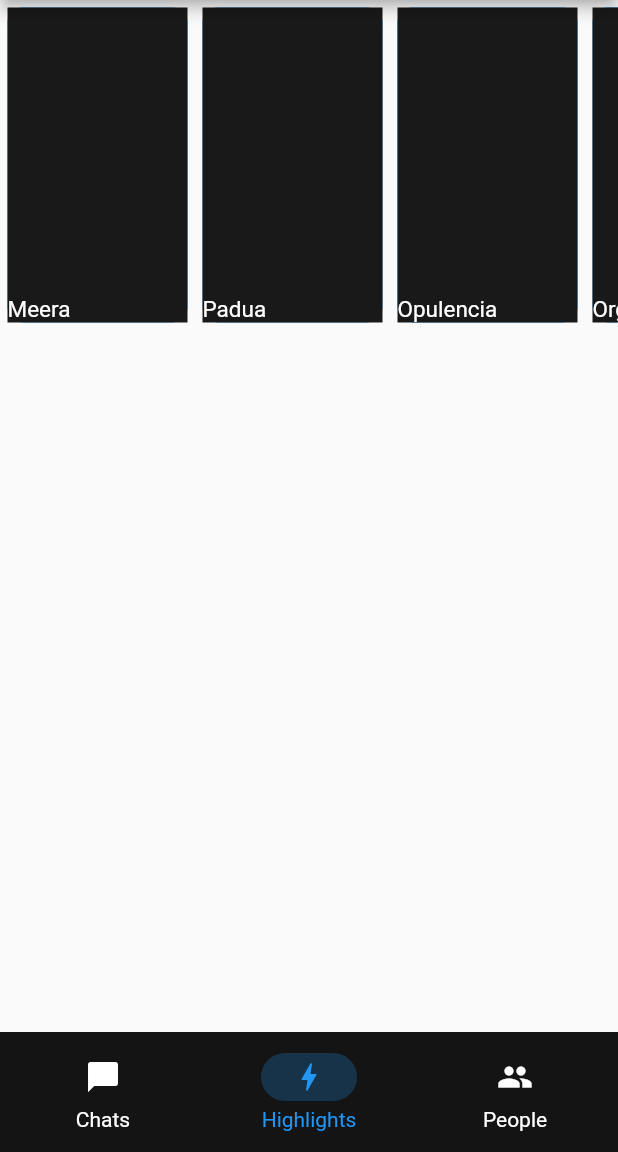
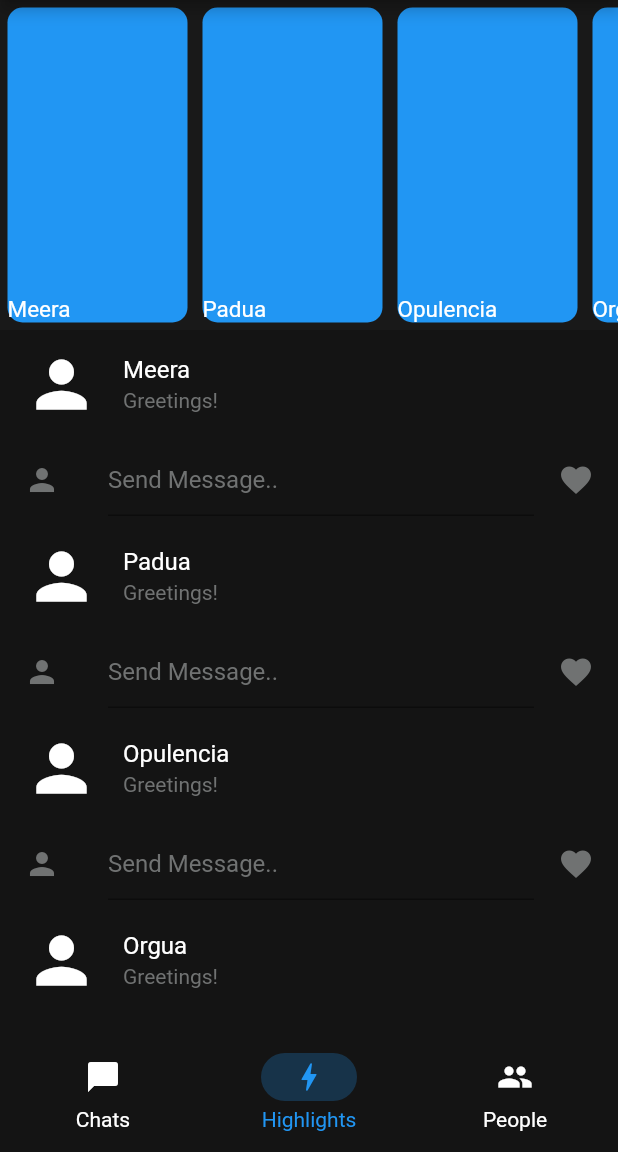
Before and after one commit to Jim-cchi/Group-7-Final-Project, a Flutter app: the screen it shows after launch, item 2 of the bottom bar chosen, on a phone screen of 412 x 824 dp, the part 84-1236 px from its top. Run offline on Flutter 3.47's test engine with Material 3 defaults, Android fonts, the phone set to English and light mode, and no system bars.

Commit message:
final in lab

```diff
--- a/lib/pages/highlights.dart
+++ b/lib/pages/highlights.dart
@@ -1,6 +1,7 @@
 import 'package:flutter/material.dart';
 import '../widgets/widgets.dart';
 import '../lists.dart';
+import '../widgets/my_highlights_list_tile.dart';
 
 class MyHighlights extends StatelessWidget {
   const MyHighlights({super.key});
@@ -8,7 +9,11 @@ class MyHighlights extends StatelessWidget {
   @override
   Widget build(BuildContext context) {
     MyNamesList namesList = MyNamesList();
-    return SizedBox(
+    return ListView(
+      children: [
+        Container(
+          color: const Color.fromARGB(255, 25, 25, 25),
+          child: SizedBox(
             height: 220,
             child: ListView.builder(
               scrollDirection: Axis.horizontal,
@@ -19,6 +24,19 @@ class MyHighlights extends StatelessWidget {
                 );
               },
             ),
+          ),
+        ),
+        ListView.builder(
+          shrinkWrap: true,
+          physics: const NeverScrollableScrollPhysics(),
+          itemCount: namesList.names.length,
+          itemBuilder: (context, index) {
+          return MyHighlightListTile(
+            text: namesList.names[index][0],
+            subtitle: namesList.names[index][1],
+          );
+        })
+      ],
     );
   }
 }
--- a/lib/widgets/container_story.dart
+++ b/lib/widgets/container_story.dart
@@ -8,7 +8,6 @@ class MyContainerStory extends StatelessWidget {
   @override
   Widget build(BuildContext context) {
     return Container(
-      color: const Color.fromARGB(255, 25, 25, 25),
       alignment:  Alignment.bottomLeft,
       margin: const EdgeInsets.all(5),
       height: 220,
--- /dev/null
+++ b/lib/widgets/my_highlights_list_tile.dart
@@ -0,0 +1,52 @@
+import 'package:flutter/material.dart';
+import '../pages/pages.dart';
+import '../pages/drawer_pages.dart';
+
+class MyHighlightListTile extends StatelessWidget {
+  const MyHighlightListTile({
+    super.key,
+     this.text = "test",
+      this.subtitle = "",
+       this.leadingIcon = Icons.person,
+        this.trailingIcon,
+          this.trailingIconColor = Colors.white,
+        });
+
+  final String text;
+  final String subtitle;
+  final IconData leadingIcon;
+  final IconData? trailingIcon;
+  final Color trailingIconColor;
+
+  @override
+  Widget build(BuildContext context) {
+    return Column(
+      children: [
+        ListTile(
+         leading: Icon(leadingIcon, color: Colors.white, size: 50,),
+         title: Text(text, style: const TextStyle(color: Colors.white),),
+         subtitle: subtitle != "" ? Text(subtitle, style: const TextStyle(color: Color.fromARGB(255, 112, 114, 114)),) : null,
+         trailing: trailingIcon != null ? Icon(trailingIcon, color: trailingIconColor,) : const Icon(null),
+         tileColor: const Color.fromARGB(255, 20, 20, 20),
+         onTap: () {
+          subtitle == "" ? Navigator.push(context, MaterialPageRoute(builder: (context) => DrawerPages(text: text,)))
+          : Navigator.push(context, MaterialPageRoute(builder: (context) => MyPersonChat(text: text,)),
+          );
+         },
+        ),
+        const ListTile(
+          tileColor: Color.fromARGB(255, 20, 20, 20),
+          leading: Icon(Icons.person, color: Color.fromARGB(255, 112, 114, 114)),
+          title: TextField(
+            decoration: InputDecoration(
+              fillColor: Colors.white,
+              hintText: "Send Message..",
+              hintStyle: TextStyle(color: Color.fromARGB(255, 112, 114, 114)),
+          )
+          ),
+          trailing: Icon(Icons.favorite, color: Color.fromARGB(255, 112, 114, 114),),
+        )
+      ],
+    );
+  }
+}
--- a/lib/widgets/my_list_tile.dart
+++ b/lib/widgets/my_list_tile.dart
@@ -1,5 +1,6 @@
 import 'package:flutter/material.dart';
 import '../pages/pages.dart';
+import '../pages/drawer_pages.dart';
 
 class MyListTile extends StatelessWidget {
   const MyListTile({
@@ -26,7 +27,8 @@ class MyListTile extends StatelessWidget {
      trailing: trailingIcon != null ? Icon(trailingIcon, color: trailingIconColor,) : const Icon(null),
      tileColor: const Color.fromARGB(255, 20, 20, 20),
      onTap: () {
-      subtitle == "" ? {} : Navigator.push(context, MaterialPageRoute(builder: (context) => MyPersonChat(text: text,)),
+      subtitle == "" ? Navigator.push(context, MaterialPageRoute(builder: (context) => DrawerPages(text: text,)))
+      : Navigator.push(context, MaterialPageRoute(builder: (context) => MyPersonChat(text: text,)),
       );
      },
     );
```
Also changed, not shown: lib/data.dart (added, +10 -0 lines), lib/pages/drawer_pages.dart (added, +22 -0 lines). Lines whose indentation alone changed are shown as unchanged.
